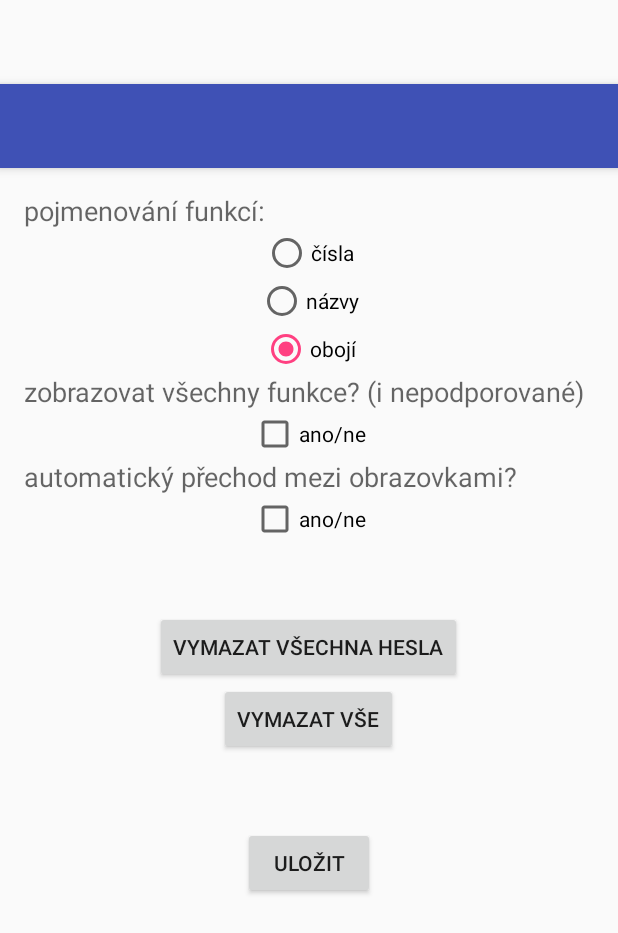
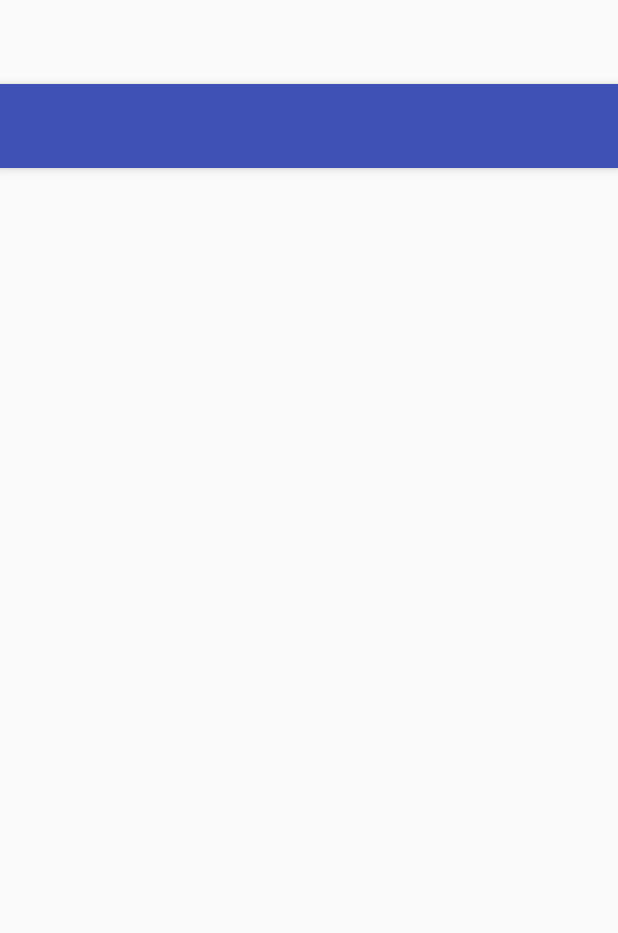
Before and after one commit to kmzbrnoI/hJOPandroidDriver, an Android app: the layout app_bar_settings.xml on its own in the app's theme, with its tools: preview values and no code run, on a phone screen of 412 x 824 dp. Shown: the top 933 px of the screen. Run offline under Robolectric (Android 15) with nearby library versions, the phone set to English and light mode, and no system bars.

Commit message:
Remove settings activity.

```diff
--- a/app/src/main/AndroidManifest.xml
+++ b/app/src/main/AndroidManifest.xml
@@ -33,11 +33,6 @@
             android:label="@string/title_activity_ack_trains"
             android:screenOrientation="locked"
             android:theme="@style/AppTheme.NoActionBar" />
-        <activity
-            android:name=".Settings"
-            android:launchMode="singleInstance"
-            android:label="@string/title_activity_settings"
-            android:theme="@style/AppTheme.NoActionBar" />
         <activity android:name=".Servers"
             android:launchMode="singleInstance"
             android:label="@string/app_name"
--- a/app/src/main/java/cz/mendelu/xmarik/train_manager/CheckBoxAdapter.java
+++ b/app/src/main/java/cz/mendelu/xmarik/train_manager/CheckBoxAdapter.java
@@ -25,8 +25,6 @@ public class CheckBoxAdapter extends ArrayAdapter<TrainFunction> {
         this.trainList = new ArrayList<>();
         this.trainList.addAll(trainList);
         vi = (LayoutInflater) context.getSystemService(Context.LAYOUT_INFLATER_SERVICE);
-        //TODO nacis data z pameti
-        names = Settings.buttons;
     }
 
     @NonNull
--- a/app/src/main/res/layout/app_bar_settings.xml
+++ b/app/src/main/res/layout/app_bar_settings.xml
@@ -21,6 +21,4 @@
 
     </android.support.design.widget.AppBarLayout>
 
-    <include layout="@layout/content_settings" />
-
 </android.support.design.widget.CoordinatorLayout>
--- a/app/src/main/res/layout/content_settings.xml
+++ /dev/null
@@ -1,144 +0,0 @@
-<?xml version="1.0" encoding="utf-8"?>
-<RelativeLayout xmlns:android="http://schemas.android.com/apk/res/android"
-    xmlns:app="http://schemas.android.com/apk/res-auto"
-    xmlns:tools="http://schemas.android.com/tools"
-    android:id="@+id/content_settings"
-    android:layout_width="match_parent"
-    android:layout_height="match_parent"
-    android:paddingBottom="@dimen/activity_vertical_margin"
-    android:paddingLeft="@dimen/activity_horizontal_margin"
-    android:paddingRight="@dimen/activity_horizontal_margin"
-    android:paddingTop="@dimen/activity_vertical_margin"
-    app:layout_behavior="@string/appbar_scrolling_view_behavior"
-    tools:context="cz.mendelu.xmarik.train_manager.Settings"
-    tools:showIn="@layout/app_bar_settings">
-
-    <LinearLayout xmlns:android="http://schemas.android.com/apk/res/android"
-        android:orientation="vertical" android:layout_width="match_parent"
-        android:layout_height="match_parent"
-        android:weightSum="1">
-
-        <ScrollView
-            android:layout_width="match_parent"
-            android:layout_height="match_parent"
-            android:layout_weight="0.02">
-
-            <LinearLayout
-                android:orientation="vertical"
-                android:layout_width="match_parent"
-                android:layout_height="wrap_content">
-
-                <TextView
-                    android:layout_width="match_parent"
-                    android:layout_height="wrap_content"
-                    android:textAppearance="?android:attr/textAppearanceMedium"
-                    android:text="pojmenování funkcí:"
-                    android:id="@+id/textView2"
-                    android:layout_weight="0.02" />
-
-                <RadioGroup
-                    android:layout_width="match_parent"
-                    android:layout_height="match_parent"
-                    android:id="@+id/funcGroup"
-                    android:layout_weight="0.02">
-
-                    <RadioButton
-                        android:layout_width="wrap_content"
-                        android:layout_height="wrap_content"
-                        android:text="čísla"
-                        android:id="@+id/numbers"
-                        android:layout_gravity="center_horizontal"
-                        android:checked="false" />
-
-                    <RadioButton
-                        android:layout_width="wrap_content"
-                        android:layout_height="wrap_content"
-                        android:text="názvy"
-                        android:id="@+id/names"
-                        android:layout_gravity="center_horizontal"
-                        android:checked="false" />
-
-                    <RadioButton
-                        android:layout_width="wrap_content"
-                        android:layout_height="wrap_content"
-                        android:text="obojí"
-                        android:id="@+id/both"
-                        android:layout_gravity="center_horizontal"
-                        android:checked="true" />
-                </RadioGroup>
-
-                <TextView
-                    android:layout_width="wrap_content"
-                    android:layout_height="wrap_content"
-                    android:textAppearance="?android:attr/textAppearanceMedium"
-                    android:text="zobrazovat všechny funkce? (i nepodporované)"
-                    android:id="@+id/textView3"
-                    android:layout_weight="0.02"
-                    android:layout_gravity="left" />
-
-                <CheckBox
-                    android:layout_width="wrap_content"
-                    android:layout_height="wrap_content"
-                    android:text="ano/ne"
-                    android:id="@+id/allFunc"
-                    android:layout_gravity="center_horizontal"
-                    android:checked="false"
-                    android:layout_weight="0.02" />
-
-                <TextView
-                    android:layout_width="wrap_content"
-                    android:layout_height="wrap_content"
-                    android:textAppearance="?android:attr/textAppearanceMedium"
-                    android:text="automatický přechod mezi obrazovkami?"
-                    android:id="@+id/textView8"
-                    android:layout_weight="0.02"
-                    android:layout_gravity="left" />
-
-                <CheckBox
-                    android:layout_width="wrap_content"
-                    android:layout_height="wrap_content"
-                    android:text="ano/ne"
-                    android:id="@+id/auto"
-                    android:layout_gravity="center_vertical|center_horizontal|clip_vertical|clip_horizontal"
-                    android:checked="false"
-                    android:layout_weight="0.02" />
-
-                <RelativeLayout
-                    android:layout_width="match_parent"
-                    android:layout_height="358dp">
-
-                    <Button
-                        android:layout_width="wrap_content"
-                        android:layout_height="wrap_content"
-                        android:text="vymazat všechna hesla"
-                        android:id="@+id/deletPrivateData"
-                        android:onClick="deleteAllPrivate"
-                        android:elevation="0dp"
-                        android:layout_alignParentTop="true"
-                        android:layout_centerHorizontal="true"
-                        android:layout_marginTop="45dp" />
-
-                    <Button
-                        android:layout_width="wrap_content"
-                        android:layout_height="wrap_content"
-                        android:text="uložit"
-                        android:id="@+id/saveButton"
-                        android:onClick="save"
-                        android:layout_below="@+id/button"
-                        android:layout_centerHorizontal="true"
-                        android:layout_marginTop="48dp" />
-
-                    <Button
-                        android:text="Vymazat vše"
-                        android:layout_width="wrap_content"
-                        android:layout_height="wrap_content"
-                        android:id="@+id/button"
-                        android:layout_below="@+id/deletPrivateData"
-                        android:layout_centerHorizontal="true" />
-
-                </RelativeLayout>
-            </LinearLayout>
-        </ScrollView>
-
-    </LinearLayout>
-</RelativeLayout>
--- a/app/src/main/res/values/strings.xml
+++ b/app/src/main/res/values/strings.xml
@@ -1,13 +1,13 @@
 <resources>
-    <string name="app_name">Regulátor</string>
+    <string name="app_name">hJOP Driver</string>
 
     <string name="navigation_drawer_open">Open navigation drawer</string>
     <string name="navigation_drawer_close">Close navigation drawer</string>
 
-    <string name="action_settings">Nastavení</string>
     <string name="title_activity_train_handler">Řízení vlaku</string>
-    <string name="title_activity_settings">Nastavení</string>
+<!--    <string name="title_activity_settings">Nastavení</string> -->
     <string name="title_activity_ack_trains">Autorizované soupravy</string>
+
     <string name="controlArea">Vyberte cílovou oblast řízení</string>
     <string name="multitrakce">Multitrakce</string>
     <string name="total">Ruční ř.</string>
```
Also changed, not shown: app/src/main/java/cz/mendelu/xmarik/train_manager/Settings.java (deleted, +0 -216 lines).
